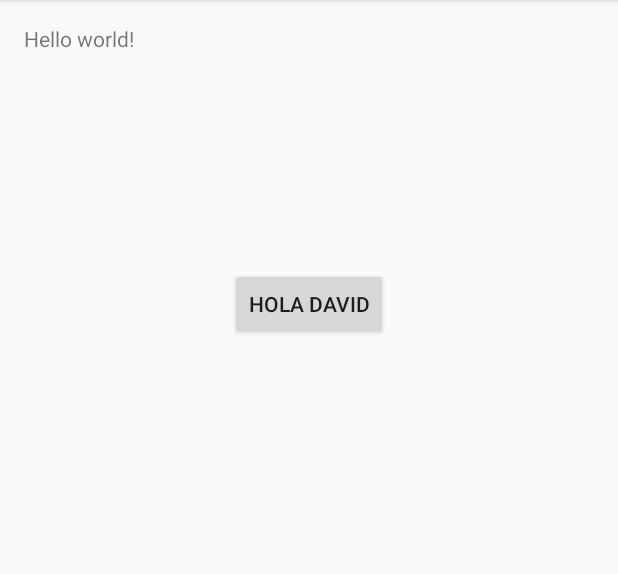
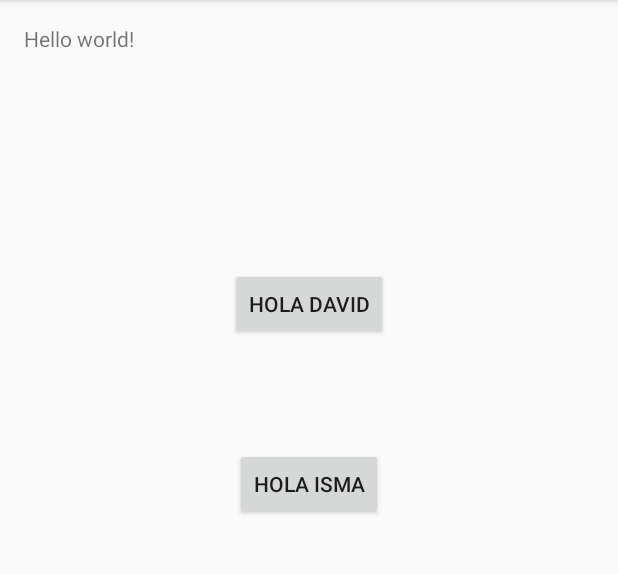
Before and after one commit to WallaTeam/Wallapet, an Android app: the screen it shows after launch (PantallaPrincipal), on a phone screen of 412 x 824 dp, the part 84-658 px from its top. Run offline under Robolectric (Android 15) with nearby library versions, the phone set to English and light mode, and no system bars; 1 statement that could not run was skipped.

Commit message:
Añadido boton de hola isma

```diff
--- a/app/src/main/res/layout/activity_pantalla_principal.xml
+++ b/app/src/main/res/layout/activity_pantalla_principal.xml
@@ -18,4 +18,13 @@
         android:layout_below="@+id/textView"
         android:layout_centerHorizontal="true" />
 
+    <Button
+        android:layout_width="wrap_content"
+        android:layout_height="wrap_content"
+        android:text="Hola Isma"
+        android:id="@+id/button2"
+        android:layout_marginTop="72dp"
+        android:layout_below="@+id/button"
+        android:layout_centerHorizontal="true" />
+
 </RelativeLayout>
```
Also changed, not shown: 2 other files.
